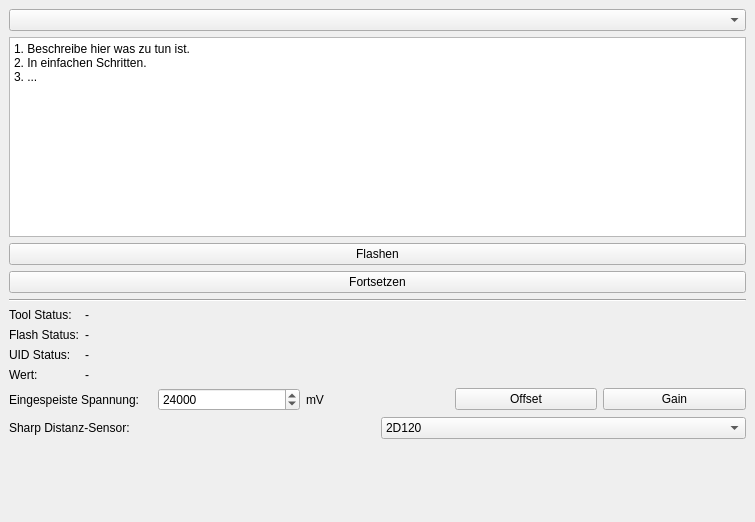
The window that src/flash-test/ui/mainwindow.ui (Tinkerforge/flash-test) describes before a commit, drawn with Qt 5.
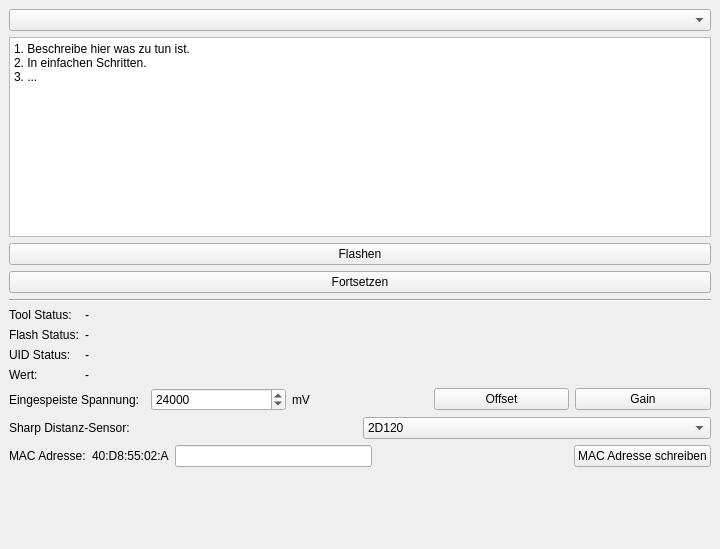
The same window after the commit.

Commit message: Add Ethernet Extension plugin

The edit to the form file:
```diff
--- a/src/flash-test/ui/mainwindow.ui
+++ b/src/flash-test/ui/mainwindow.ui
@@ -6,8 +6,8 @@
    <rect>
     <x>0</x>
     <y>0</y>
-    <width>755</width>
-    <height>522</height>
+    <width>720</width>
+    <height>549</height>
    </rect>
   </property>
   <property name="windowTitle">
@@ -226,6 +226,47 @@
         </item>
        </layout>
       </item>
+      <item>
+       <layout class="QHBoxLayout" name="ethernet_extension_layout">
+        <item>
+         <widget class="QLabel" name="label_8">
+          <property name="text">
+           <string>MAC Adresse:</string>
+          </property>
+         </widget>
+        </item>
+        <item>
+         <widget class="QLabel" name="label_9">
+          <property name="text">
+           <string>40:D8:55:02:A</string>
+          </property>
+         </widget>
+        </item>
+        <item>
+         <widget class="QLineEdit" name="edit_ethernet_extension"/>
+        </item>
+        <item>
+         <spacer name="horizontalSpacer">
+          <property name="orientation">
+           <enum>Qt::Horizontal</enum>
+          </property>
+          <property name="sizeHint" stdset="0">
+           <size>
+            <width>40</width>
+            <height>20</height>
+           </size>
+          </property>
+         </spacer>
+        </item>
+        <item>
+         <widget class="QPushButton" name="button_ethernet_extension">
+          <property name="text">
+           <string>MAC Adresse schreiben</string>
+          </property>
+         </widget>
+        </item>
+       </layout>
+      </item>
       <item>
        <layout class="QVBoxLayout" name="layout_plugin_bottom"/>
       </item>
```
The commit also changes 4 other files.
